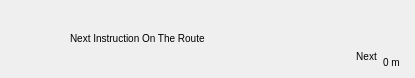
The window that src/plugins/render/routing/RoutingInformationWidgetSmall.ui (KDE/marble) describes before a commit, drawn with Qt 5.
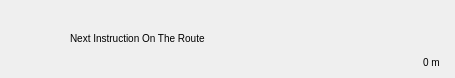
The same window after the commit. Icons and pictures are not drawn.

```diff
--- a/src/plugins/render/routing/RoutingInformationWidgetSmall.ui
+++ b/src/plugins/render/routing/RoutingInformationWidgetSmall.ui
@@ -9,7 +9,7 @@
    <rect>
     <x>0</x>
     <y>0</y>
-    <width>458</width>
+    <width>455</width>
     <height>78</height>
    </rect>
   </property>
@@ -20,9 +20,6 @@
    </sizepolicy>
   </property>
   <layout class="QHBoxLayout" name="horizontalLayout">
-   <property name="sizeConstraint">
-    <enum>QLayout::SetFixedSize</enum>
-   </property>
    <property name="margin">
     <number>0</number>
    </property>
@@ -77,8 +74,6 @@
     </widget>
    </item>
    <item>
-    <layout class="QVBoxLayout" name="verticalLayout_2">
-     <item>
       <widget class="QLabel" name="followingInstructionIconLabel">
        <property name="enabled">
         <bool>false</bool>
@@ -101,36 +96,6 @@
       </widget>
      </item>
      <item>
-      <widget class="QLabel" name="followingInstructionDistanceLabel">
-       <property name="sizePolicy">
-        <sizepolicy hsizetype="Fixed" vsizetype="Fixed">
-         <horstretch>0</horstretch>
-         <verstretch>0</verstretch>
-        </sizepolicy>
-       </property>
-       <property name="cursor">
-        <cursorShape>ArrowCursor</cursorShape>
-       </property>
-       <property name="toolTip">
-        <string>total time remaining</string>
-       </property>
-       <property name="text">
-        <string>&lt;font size=&quot;-1&quot; color=&quot;black&quot;&gt;Next&lt;/font&gt;</string>
-       </property>
-       <property name="textFormat">
-        <enum>Qt::AutoText</enum>
-       </property>
-       <property name="alignment">
-        <set>Qt::AlignBottom|Qt::AlignHCenter</set>
-       </property>
-       <property name="wordWrap">
-        <bool>true</bool>
-       </property>
-      </widget>
-     </item>
-    </layout>
-   </item>
-   <item>
     <layout class="QVBoxLayout" name="verticalLayout">
      <item>
       <widget class="QLabel" name="timeLabel">
@@ -168,6 +133,12 @@
          <verstretch>0</verstretch>
         </sizepolicy>
        </property>
+       <property name="maximumSize">
+        <size>
+         <width>16777215</width>
+         <height>16777215</height>
+        </size>
+       </property>
        <property name="cursor">
         <cursorShape>ArrowCursor</cursorShape>
        </property>
@@ -175,7 +146,11 @@
         <string>total time remaining</string>
        </property>
        <property name="text">
-        <string>&lt;font size=&quot;-1&quot; color=&quot;black&quot;&gt;0 m&lt;/font&gt;</string>
+        <string>&lt;!DOCTYPE HTML PUBLIC &quot;-//W3C//DTD HTML 4.0//EN&quot; &quot;http://www.w3.org/TR/REC-html40/strict.dtd&quot;&gt;
+&lt;html&gt;&lt;head&gt;&lt;meta name=&quot;qrichtext&quot; content=&quot;1&quot; /&gt;&lt;style type=&quot;text/css&quot;&gt;
+p, li { white-space: pre-wrap; }
+&lt;/style&gt;&lt;/head&gt;&lt;body style=&quot; font-family:'Sans Serif'; font-size:9pt; font-weight:400; font-style:normal;&quot;&gt;
+&lt;p style=&quot; margin-top:0px; margin-bottom:0px; margin-left:0px; margin-right:0px; -qt-block-indent:0; text-indent:0px;&quot;&gt;&lt;span style=&quot; font-size:small; color:#000000;&quot;&gt;0 m&lt;/span&gt;&lt;/p&gt;&lt;/body&gt;&lt;/html&gt;</string>
        </property>
        <property name="textFormat">
         <enum>Qt::AutoText</enum>
```
Lines whose indentation alone changed are shown as unchanged.
